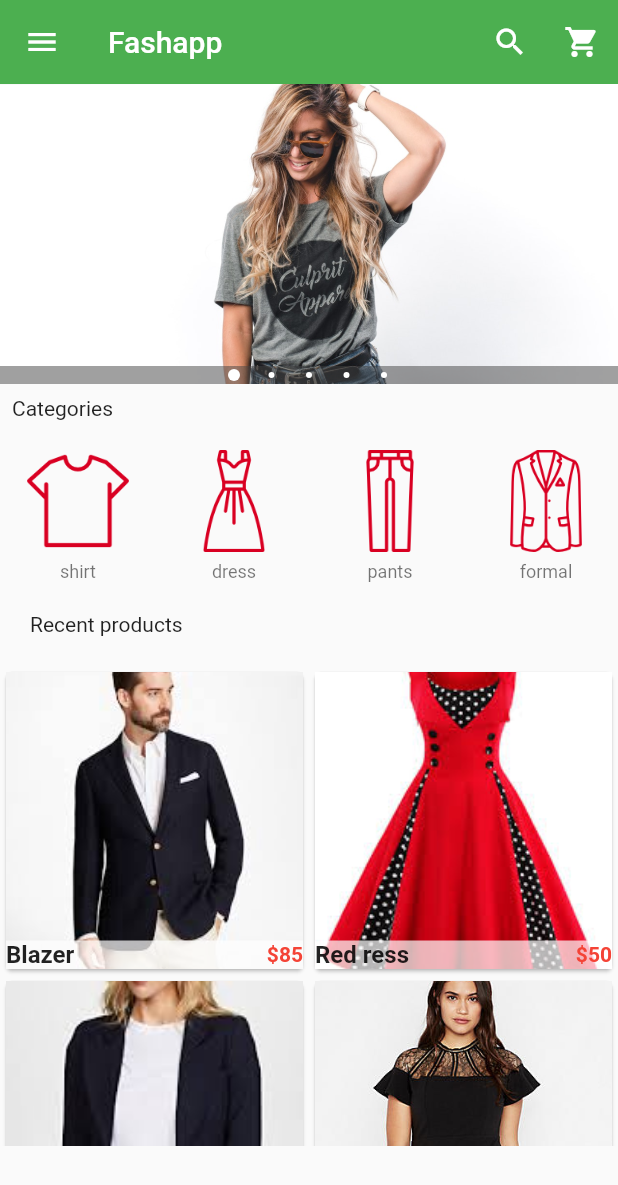
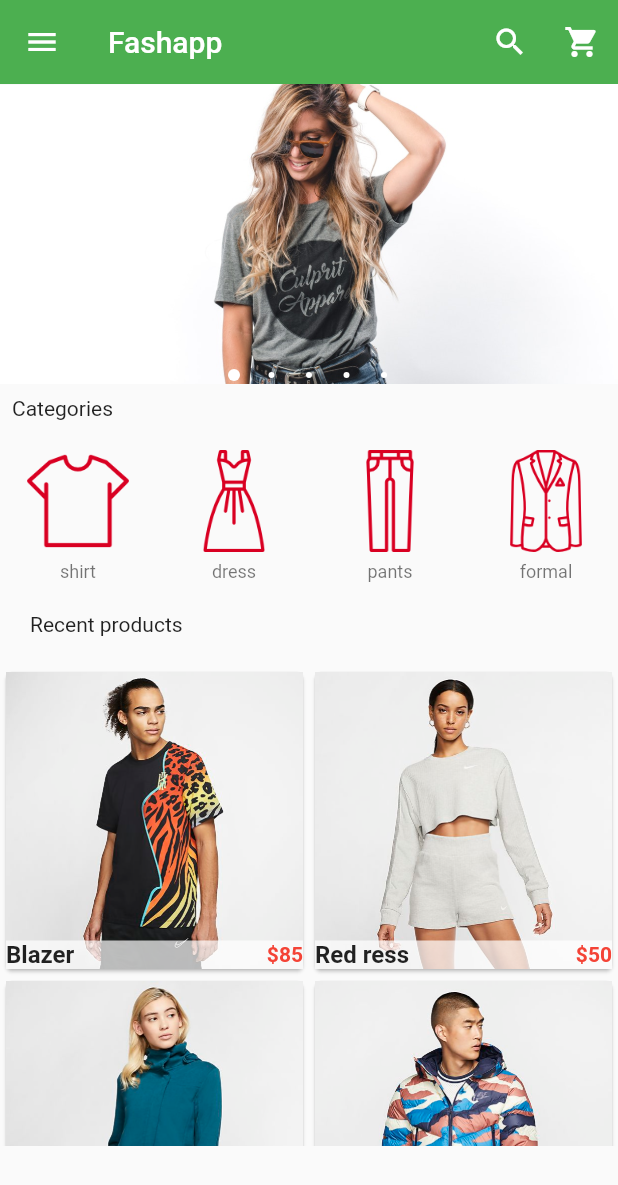
Before and after one commit to CharithBK/E_Shop, a Flutter app: the screen it shows after launch, on a phone screen of 412 x 824 dp. Shown: the top 1185 px of the screen. Run offline on Flutter 3.47's test engine with Material 2 defaults, Android fonts, the phone set to English and light mode, and no system bars; drawn by our look-alikes of carousel_pro.

```diff
--- a/lib/componets/products.dart
+++ b/lib/componets/products.dart
@@ -16,32 +16,32 @@ class _ProductsState extends State<Products> {
     },
     {
       "name": "Red ress",
-      "picture": "images/products/dress1.jpeg",
+      "picture": "images/products/blazer2.jpg",
       "old_price": 100,
       "price": 50,
     },
     {
       "name": "Blazer",
-      "picture": "images/products/blazer2.jpeg",
+      "picture": "images/products/dress1.jpg",
       "old_price": 120,
       "price": 85,
     },
     {
       "name": "Red ress",
-      "picture": "images/products/dress2.jpeg",
+      "picture": "images/products/blazer3.jpg",
       "old_price": 100,
       "price": 50,
     }
     ,
     {
       "name": "Blazer",
-      "picture": "images/products/hills1.jpeg",
+      "picture": "images/products/dress2.jpg",
       "old_price": 120,
       "price": 85,
     },
     {
       "name": "Red ress",
-      "picture": "images/products/men1.jpg",
+      "picture": "images/products/shoe2.jpg",
       "old_price": 100,
       "price": 50,
     }
@@ -81,7 +81,7 @@ class Single_prod extends StatelessWidget {
   Widget build(BuildContext context) {
     return Card(
       child: Hero(
-          tag: prod_name,
+          tag: new Text("Hero 1"),
           child: Material(
             child: InkWell(
               onTap: () => Navigator.of(context).push(new MaterialPageRoute(
--- a/lib/main.dart
+++ b/lib/main.dart
@@ -37,6 +37,7 @@ class _HomePageState extends State<HomePage> {
 //      animationDuration: Duration(milliseconds: 1000),
       dotSize: 4.0,
       indicatorBgPadding: 2.0,
+      dotBgColor: Colors.transparent,
     ),
   );
 
```
Also changed, not shown: lib/pages/product_details.dart (+4 -4 lines), pubspec.yaml (+6 -6 lines), images/products/blazer1.jpeg, images/products/blazer2.jpeg (deleted), images/products/blazer2.jpg (added), images/products/blazer3.jpg (added), images/products/dress1.jpeg (deleted), images/products/dress1.jpg (added), images/products/dress2.jpeg (deleted), images/products/dress2.jpg (added), images/products/shoe2.jpg (added), images/products/shoe3.jpg (added).
